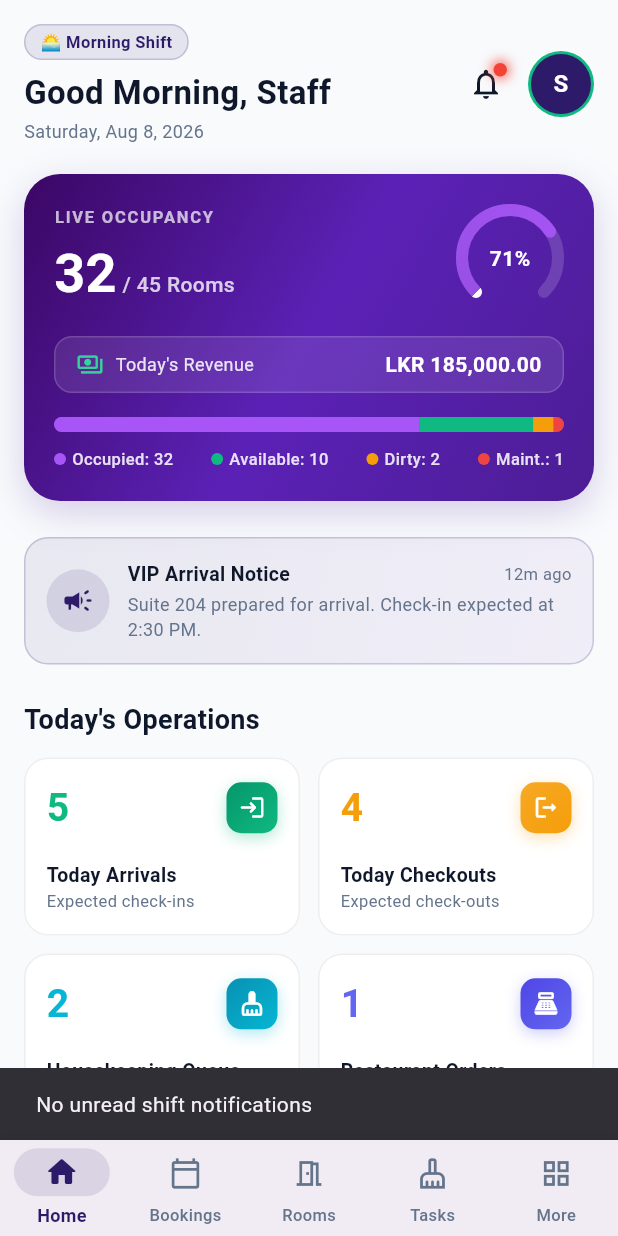
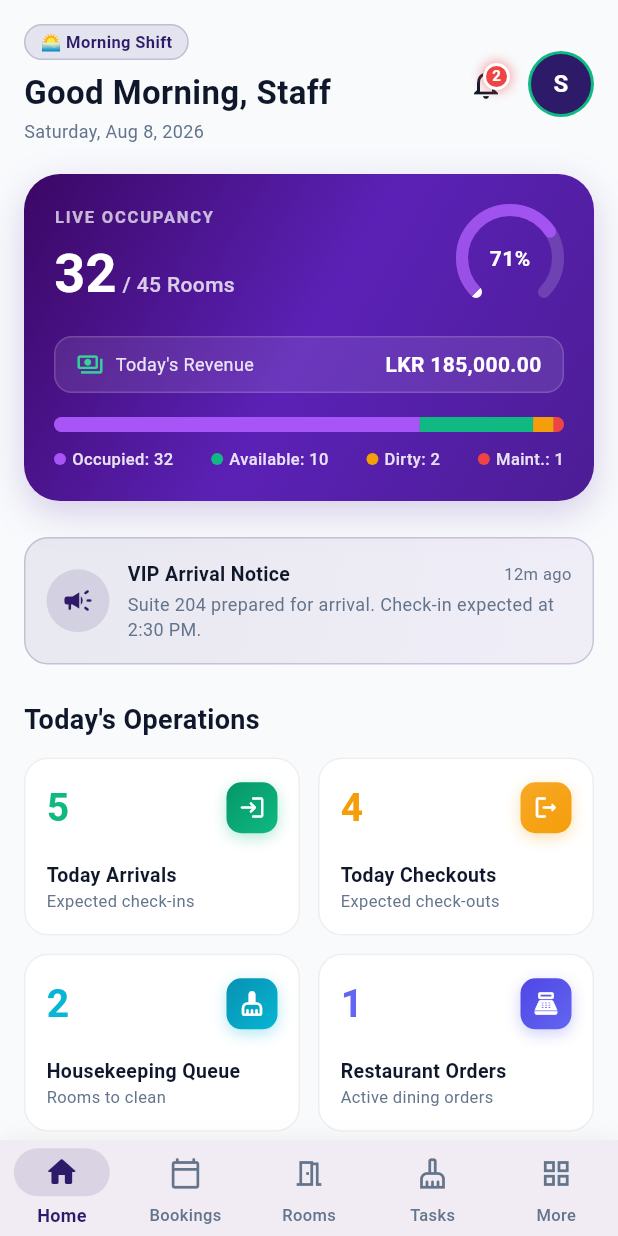
Before and after one commit to RavinduWathsula/Mobile-app, a Flutter app: the screen it shows after launch, after a tap on "Sign In to Portal", after a tap on the "notifications" icon, on a phone screen of 412 x 824 dp. Run offline on Flutter 3.47's test engine with Material 3 defaults, Android fonts, the phone set to English and light mode, and no system bars; our stand-ins replace dio, flutter_riverpod, flutter_secure_storage, go_router, google_fonts; network calls fail.

```diff
--- a/hotel_staff_mobile/lib/screens/bookings/bookings_list_screen.dart
+++ b/hotel_staff_mobile/lib/screens/bookings/bookings_list_screen.dart
@@ -74,7 +74,7 @@
                     hintText: 'Search by booking ref or guest name...',
                     prefixIcon: const Icon(Icons.search),
                     filled: true,
-                    fillColor: theme.colorScheme.surfaceContainerHighest.withOpacity(0.3),
+                    fillColor: theme.colorScheme.surfaceContainerHighest.withValues(alpha: 0.3),
                     border: OutlineInputBorder(
                       borderRadius: BorderRadius.circular(16),
                       borderSide: BorderSide.none,
--- a/hotel_staff_mobile/lib/screens/dashboard/dashboard_screen.dart
+++ b/hotel_staff_mobile/lib/screens/dashboard/dashboard_screen.dart
@@ -7,6 +7,7 @@
 import '../../widgets/dashboard/occupancy_gauge_painter.dart';
 import '../../widgets/dashboard/room_distribution_bar.dart';
 import '../../widgets/dashboard/shift_announcement_card.dart';
+import '../../widgets/dashboard/notification_badge.dart';
 import '../../widgets/loading/dashboard_skeleton.dart';
 import '../../widgets/empty_states/empty_state_view.dart';
 import '../../core/utils/formatters.dart';
@@ -123,39 +124,8 @@
                       Row(
                         children: [
                           // Notifications Button with Pulse Indicator
-                          Stack(
-                            children: [
-                              IconButton(
-                                icon: const Icon(Icons.notifications_outlined, color: AppColors.textPrimary),
-                                onPressed: () {
-                                  ScaffoldMessenger.of(context).showSnackBar(
-                                    const SnackBar(
-                                      content: Text('No unread shift notifications'),
-                                      duration: Duration(seconds: 2),
-                                    ),
-                                  );
-                                },
-                              ),
-                              Positioned(
-                                right: 10,
-                                top: 10,
-                                child: Container(
-                                  width: 9,
-                                  height: 9,
-                                  decoration: BoxDecoration(
-                                    color: Colors.red,
-                                    shape: BoxShape.circle,
-                                    boxShadow: [
-                                      BoxShadow(
-                                        color: Colors.red.withAlpha(180),
-                                        blurRadius: 6,
-                                        spreadRadius: 2,
-                                      ),
-                                    ],
-                                  ),
-                                ),
-                              ),
-                            ],
+                          const NotificationBadge(
+                            iconColor: AppColors.textPrimary,
                           ),
                           const SizedBox(width: 4),
 
```
Also changed, not shown: hotel_staff_mobile/lib/repositories/bookings_repository.dart (+40 -2 lines), hotel_staff_mobile/lib/repositories/rooms_repository.dart (+11 -3 lines).
